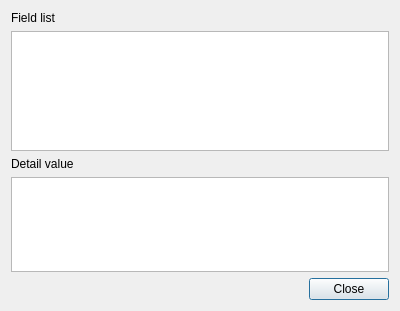
The window that CAMan/cert_info_dlg.ui (jykim74/CertMan) describes before a commit, drawn with Qt 5.
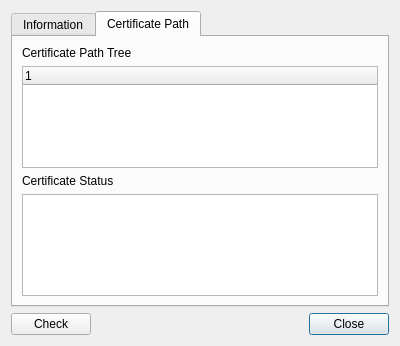
The same window after the commit. The open tabs and pages were chosen to show the change.

```diff
--- a/CAMan/cert_info_dlg.ui
+++ b/CAMan/cert_info_dlg.ui
@@ -7,24 +7,97 @@
     <x>0</x>
     <y>0</y>
     <width>400</width>
-    <height>311</height>
+    <height>346</height>
    </rect>
   </property>
   <property name="windowTitle">
    <string>Certificate information</string>
   </property>
-  <layout class="QGridLayout" name="gridLayout">
+  <layout class="QVBoxLayout" name="verticalLayout">
+   <item>
+    <widget class="QTabWidget" name="tabWidget">
+     <property name="currentIndex">
+      <number>0</number>
+     </property>
+     <widget class="QWidget" name="tab">
+      <attribute name="title">
+       <string>Information</string>
+      </attribute>
+      <layout class="QGridLayout" name="gridLayout_2">
+       <item row="0" column="0">
+        <widget class="QLabel" name="label">
+         <property name="text">
+          <string>Field List</string>
+         </property>
+        </widget>
+       </item>
+       <item row="1" column="0">
+        <widget class="QTableWidget" name="mFieldTable"/>
+       </item>
    <item row="2" column="0">
     <widget class="QLabel" name="label_2">
      <property name="text">
-      <string>Detail value</string>
+          <string>Detail Value</string>
      </property>
     </widget>
    </item>
-   <item row="3" column="0" colspan="2">
-    <widget class="QTextEdit" name="mDetailText"/>
-   </item>
-   <item row="4" column="0">
+       <item row="3" column="0">
+        <widget class="QPlainTextEdit" name="mDetailText">
+         <property name="readOnly">
+          <bool>true</bool>
+         </property>
+        </widget>
+       </item>
+      </layout>
+     </widget>
+     <widget class="QWidget" name="tab_2">
+      <attribute name="title">
+       <string>Certificate Path</string>
+      </attribute>
+      <layout class="QGridLayout" name="gridLayout_3">
+       <item row="1" column="0">
+        <widget class="QTreeWidget" name="mCertPathTree">
+         <column>
+          <property name="text">
+           <string notr="true">1</string>
+          </property>
+         </column>
+        </widget>
+       </item>
+       <item row="0" column="0">
+        <widget class="QLabel" name="label_3">
+         <property name="text">
+          <string>Certificate Path Tree</string>
+         </property>
+        </widget>
+       </item>
+       <item row="2" column="0">
+        <widget class="QLabel" name="label_4">
+         <property name="text">
+          <string>Certificate Status</string>
+         </property>
+        </widget>
+       </item>
+       <item row="3" column="0">
+        <widget class="QPlainTextEdit" name="mCertStatusText"/>
+       </item>
+      </layout>
+     </widget>
+    </widget>
+   </item>
+   <item>
+    <layout class="QGridLayout" name="gridLayout">
+     <property name="topMargin">
+      <number>0</number>
+     </property>
+     <item row="0" column="2">
+      <widget class="QPushButton" name="mCloseBtn">
+       <property name="text">
+        <string>Close</string>
+       </property>
+      </widget>
+     </item>
+     <item row="0" column="1">
     <spacer name="horizontalSpacer">
      <property name="orientation">
       <enum>Qt::Horizontal</enum>
@@ -37,31 +110,16 @@
      </property>
     </spacer>
    </item>
-   <item row="4" column="1">
-    <widget class="QPushButton" name="mCloseBtn">
-     <property name="text">
-      <string>Close</string>
-     </property>
-    </widget>
-   </item>
-   <item row="1" column="0" colspan="2">
-    <widget class="QTableWidget" name="mFieldTable">
-     <property name="minimumSize">
-      <size>
-       <width>0</width>
-       <height>120</height>
-      </size>
-     </property>
-    </widget>
-   </item>
    <item row="0" column="0">
-    <widget class="QLabel" name="label">
+      <widget class="QPushButton" name="mCheckBtn">
      <property name="text">
-      <string>Field list</string>
+        <string>Check</string>
      </property>
     </widget>
    </item>
   </layout>
+   </item>
+  </layout>
  </widget>
  <tabstops>
   <tabstop>mFieldTable</tabstop>
```
Left out of the diff: 5 changed lines with no effect on the pictures. Lines whose indentation alone changed are shown as unchanged.
